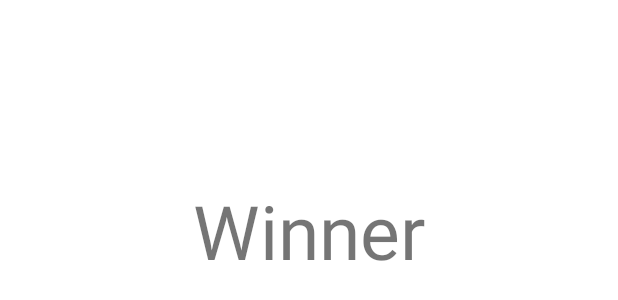
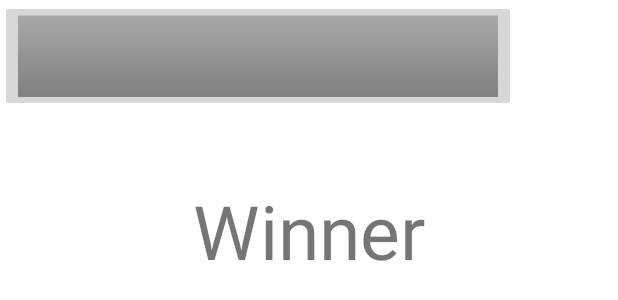
Before and after one commit to dsap15/475Game, an Android app: the layout result_activity.xml on its own in the app's theme, with its tools: preview values and no code run, on a phone screen of 412 x 824 dp. Shown: the top 300 px of the screen. Run offline under Robolectric (Android 15) with nearby library versions, the light colour scheme and no system bars.

Commit message:
activity_level_editior, gameActivity.java and result_activity.xml pages added.

```diff
--- a/app/src/main/AndroidManifest.xml
+++ b/app/src/main/AndroidManifest.xml
@@ -18,13 +18,15 @@
             android:exported="false"
             android:label="@string/title_activity_settings" />
 
-        <activity android:name=".MainActivity">
+        <activity android:name=".MainActivity"
+            android:exported="true">
             <intent-filter>
                 <action android:name="android.intent.action.MAIN" />
 
                 <category android:name="android.intent.category.LAUNCHER" />
             </intent-filter>
         </activity>
+        <activity android:name=".ResultActivity" >     </activity>
     </application>
 
 </manifest>
--- a/app/src/main/java/com/example/a475game/gameActivity.java
+++ b/app/src/main/java/com/example/a475game/gameActivity.java
@@ -226,9 +226,9 @@ public class gameActivity extends AppCompatActivity {
                     result=("player 1 wins");
                 }
 
-            //    Intent intent = new Intent(gameActivity.this, ResultActivity.class);
-             //   intent.putExtra("Result",result);
-              //  startActivity(intent);
+                Intent intent = new Intent(gameActivity.this, ResultActivity.class);
+                intent.putExtra("Result",result);
+                startActivity(intent);
 
 
             // exit to result page
--- a/app/src/main/res/layout/activity_game.xml
+++ b/app/src/main/res/layout/activity_game.xml
@@ -17,4 +17,5 @@
             app:layout_constraintStart_toStartOf="parent"
             app:layout_constraintTop_toTopOf="parent" />
 
+
 </LinearLayout>
--- a/app/src/main/res/layout/result_activity.xml
+++ b/app/src/main/res/layout/result_activity.xml
@@ -19,4 +19,13 @@
         app:layout_constraintStart_toStartOf="parent"
         app:layout_constraintTop_toTopOf="parent"
         app:layout_constraintVertical_bias="0.159" />
+
+    <ImageButton
+        android:id="@+id/imageButton5"
+        android:layout_width="wrap_content"
+        android:layout_height="wrap_content"
+        app:srcCompat="@android:drawable/bottom_bar"
+        tools:layout_editor_absoluteX="33dp"
+        tools:layout_editor_absoluteY="531dp"
+        tools:ignore="MissingConstraints" />
 </androidx.constraintlayout.widget.ConstraintLayout>
```
Also changed, not shown: app/src/main/java/com/example/a475game/ResultActivity.java (+7 -3 lines), app/src/main/res/drawable/player1.jpg (added), app/src/main/res/drawable/player2.jpg (added).
